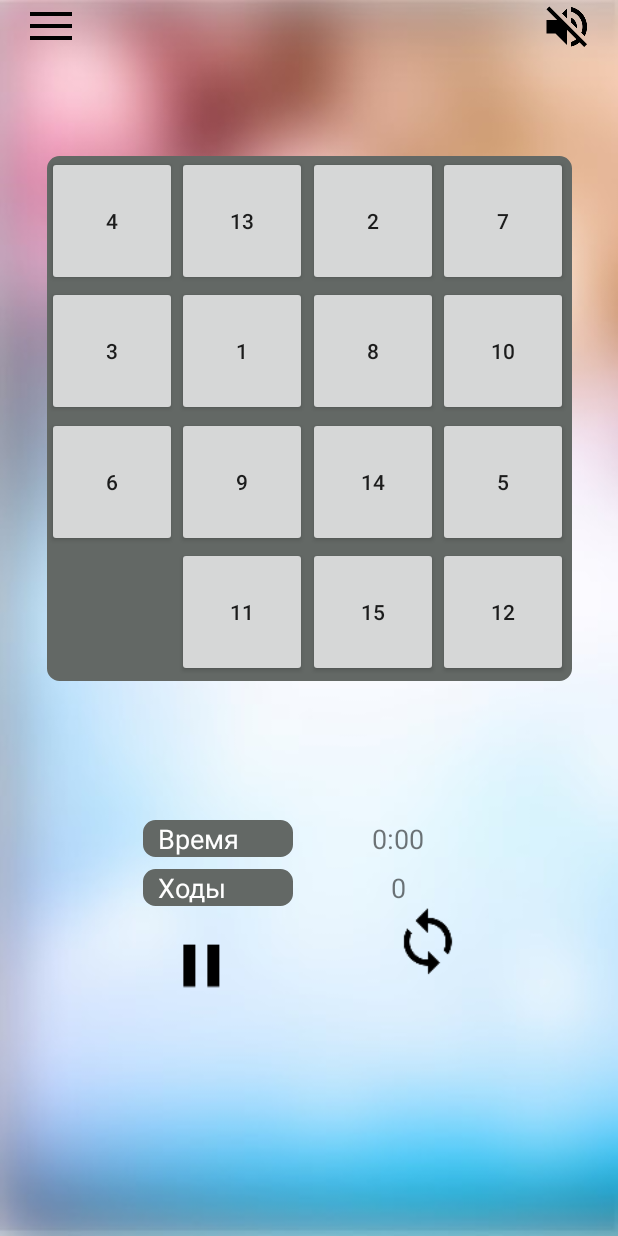
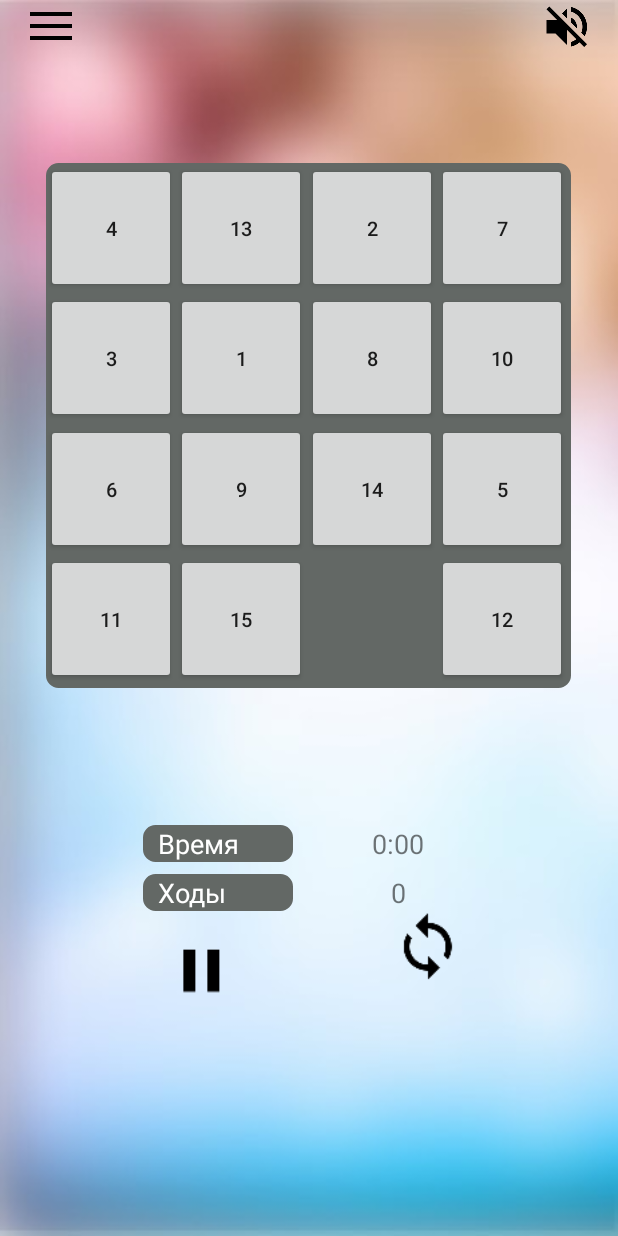
Before and after one commit to Crow20/Test2, an Android app: the GameActivity screen opened directly, with no data from a screen before it, on a phone screen of 412 x 824 dp. Run offline under Robolectric (Android 15) with nearby library versions, the phone set to English and light mode, and no system bars.

Commit message:
no message

```diff
--- a/XV/app/src/main/res/layout/activity_game.xml
+++ b/XV/app/src/main/res/layout/activity_game.xml
@@ -161,11 +161,18 @@
         app:layout_constraintLeft_toLeftOf="parent"
         app:layout_constraintRight_toRightOf="parent"
         app:layout_constraintBottom_toBottomOf="parent"
-        android:layout_marginBottom="221dp"
+        android:layout_marginBottom="156dp"
         app:layout_constraintHorizontal_bias="0.491"
-        android:layout_marginTop="8dp"
-        app:layout_constraintTop_toBottomOf="@+id/toolbar_game"
-        app:layout_constraintVertical_bias="1.0" />
+        app:layout_constraintTop_toTopOf="@+id/guideline"
+        android:layout_marginTop="0dp"
+        app:layout_constraintVertical_bias="0.014" />
+
+    <android.support.constraint.Guideline
+        android:layout_width="wrap_content"
+        android:layout_height="wrap_content"
+        android:id="@+id/guideline"
+        android:orientation="horizontal"
+        app:layout_constraintGuide_percent="0.13050076" />
 
     <AbsoluteLayout
         android:id="@+id/absoluteLayout"
@@ -176,15 +183,15 @@
         android:layout_marginLeft="0dp"
         android:layout_marginRight="0dp"
         android:layout_marginStart="8dp"
-        android:layout_marginTop="8dp"
         android:background="@drawable/rounded_corner"
         android:padding="0dp"
         app:layout_constraintBottom_toBottomOf="parent"
-        app:layout_constraintHorizontal_bias="0.506"
+        app:layout_constraintHorizontal_bias="0.491"
         app:layout_constraintLeft_toLeftOf="parent"
         app:layout_constraintRight_toRightOf="parent"
-        app:layout_constraintTop_toBottomOf="@+id/toolbar_game"
-        app:layout_constraintVertical_bias="0.100000024">
+        app:layout_constraintTop_toTopOf="@+id/guideline"
+        android:layout_marginTop="0dp"
+        app:layout_constraintVertical_bias="0.004">
 
     </AbsoluteLayout>
 
```
Also changed, not shown: XV/app/src/main/java/com/sike/xv/GameActivity.java (+38 -64 lines), XV/app/src/main/java/com/sike/xv/manager/GameManager.java (+28 -27 lines).
